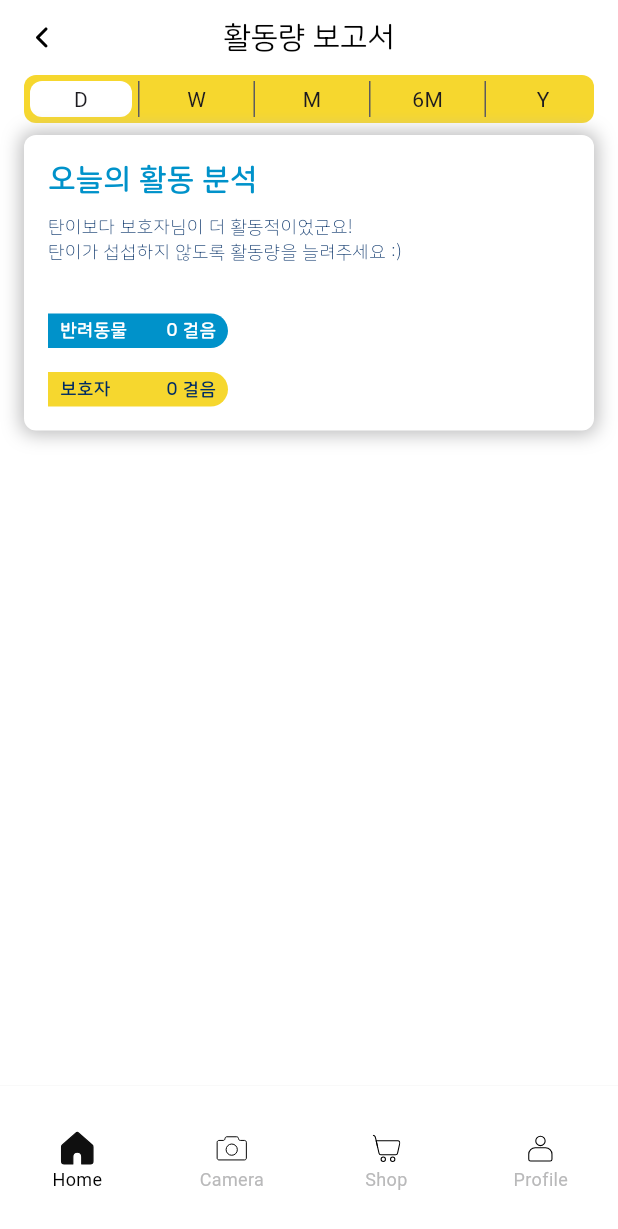
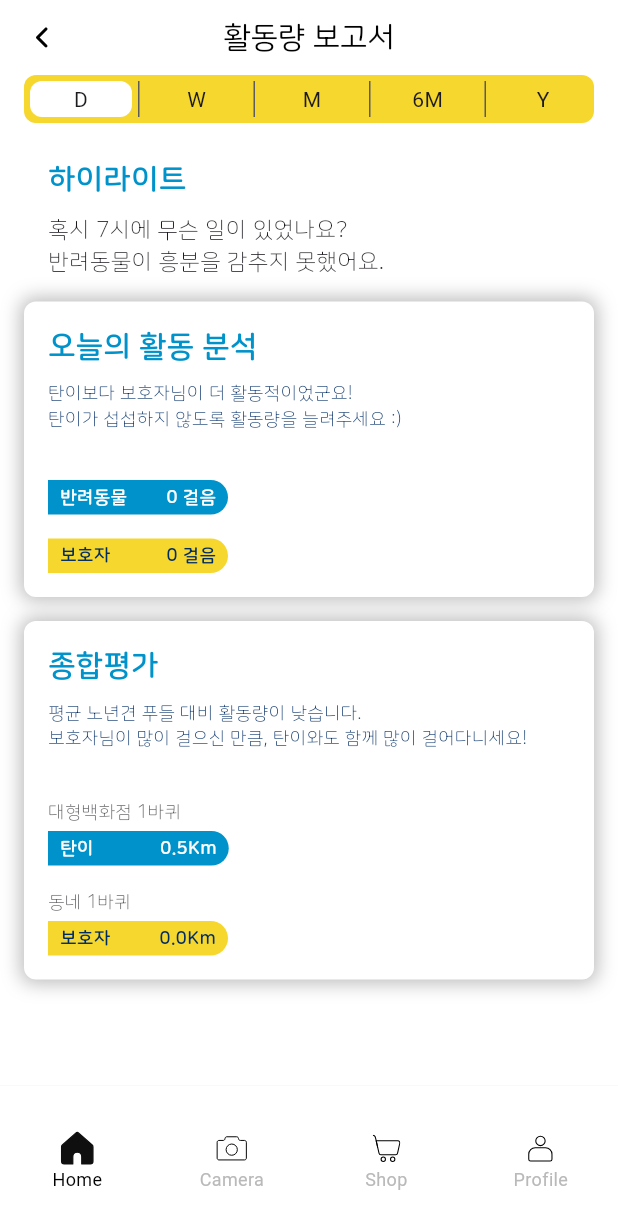
Before and after one commit to pet-buddy/PetBuddy_Frontend_Flutter, a Flutter app: the HomeActivityReportScreen screen opened by its route, on a phone screen of 412 x 824 dp. Shown: the top 1229 px of the screen. Run offline on Flutter 3.47's test engine with Material 3 defaults, Android fonts, the phone set to English and light mode, and no system bars; our stand-ins replace dio, flutter_riverpod, flutter_secure_storage, flutter_svg, go_router, retrofit; accounts and stored records are empty; generated files the repository leaves out were written again; statements that could not run were skipped.

Commit message:
feat:반려동물추가화면생성,내프로필수정이벤트적용완료,활동량화면추가

```diff
--- a/lib/data/model/model.dart
+++ b/lib/data/model/model.dart
@@ -4,3 +4,6 @@ export 'common_response_map_model.dart';
 
 // 로그인 관련 모델
 export 'request_email_login_model.dart';
+
+// 마이페이지 관련 모델
+export 'request_my_profile_update_model.dart';
--- a/lib/data/provider/provider.dart
+++ b/lib/data/provider/provider.dart
@@ -6,3 +6,7 @@ export 'email_login_input_provider.dart';
 
 // 홈 관련 Provider
 export 'home_activity_report_period_select_provider.dart';
+
+// 마이페이지 관련 Provider
+export 'my_profile_health_info_button_provider.dart';
+export 'my_profile_input_provider.dart';
--- a/lib/route/go_router.dart
+++ b/lib/route/go_router.dart
@@ -106,6 +106,14 @@ final router = GoRouter(
                 return const NoTransitionPage(child: MyProfileUpdateScreen());
               },
             ),
+            GoRoute(
+              parentNavigatorKey: shellNavigatorKey,
+              path: 'my_pet_add_screen',
+              name: 'my_pet_add_screen',
+              pageBuilder: (BuildContext context, GoRouterState state) {
+                return const NoTransitionPage(child: MyPetAddScreen());
+              },
+            ),
           ]
         ),
       ],
--- a/lib/screens/home/home_activity_report_screen.dart
+++ b/lib/screens/home/home_activity_report_screen.dart
@@ -1,6 +1,5 @@
 import 'package:flutter/material.dart';
 import 'package:flutter_riverpod/flutter_riverpod.dart';
-import 'package:flutter_svg/flutter_svg.dart';
 import 'package:go_router/go_router.dart';
 import 'package:petbuddy_frontend_flutter/common/common.dart';
 import 'package:petbuddy_frontend_flutter/controller/controller.dart';
@@ -153,13 +152,41 @@ class HomeActivityReportScreenState extends ConsumerState<HomeActivityReportScre
                   ),
                   const SizedBox(height: 8,),
                   // 그래프
-
+                  Container(
+                    alignment: Alignment.topLeft,
+                    padding: const EdgeInsets.all(16),
+                    child: Column(
+                      crossAxisAlignment: CrossAxisAlignment.start,
+                      children: [
+                        Text(
+                          '하이라이트',
+                          style: CustomText.heading4.copyWith(
+                            color: CustomColor.blue03,
+                            fontWeight: FontWeight.bold,
+                          ),
+                        ),
+                        const SizedBox(height: 8,),
+                        const Text(
+                          '혹시 7시에 무슨 일이 있었나요?\n반려동물이 흥분을 감추지 못했어요.',
+                          style: CustomText.body11,
+                        ),
+                      ],
+                    ),
+                  ),
                   // 활동량 분석
                   HomeActivityReportContainer(
                     periodCode: homeActivityReportPeriodSelectState,
                     assessment: '탄이보다 보호자님이 더 활동적이었군요!\n탄이가 섭섭하지 않도록 활동량을 늘려주세요 :)'
                   ),
+                  const SizedBox(height: 16,),
                   // 종합평가
+                  HomeActivityReportTotalContainer(
+                    periodCode: homeActivityReportPeriodSelectState,
+                    evaluation: '평균 노년견 푸들 대비 활동량이 낮습니다.\n보호자님이 많이 걸으신 만큼, 탄이와도 함께 많이 걸어다니세요!',
+                    petName: '탄이',
+                    petActivity: '대형백화점 1바퀴',
+                    petActivityDistance: '0.5',
+                  ),
                 ],
               ),
             ),
--- a/lib/screens/home/widget/home_activity_report_container.dart
+++ b/lib/screens/home/widget/home_activity_report_container.dart
@@ -7,17 +7,17 @@ class HomeActivityReportContainer extends StatelessWidget {
     required this.periodCode,
     required this.assessment,
     this.petName,
-    this.petActivityLevel,
+    this.petActivitySteps,
     this.userName,
-    this.userActivityLevel,
+    this.userActivitySteps,
   });
 
   final String periodCode; // D, W, M, 6M, Y
   final String assessment; // 평가 텍스트
   final String? petName;
-  final String? petActivityLevel; // 반려동물 활동량
+  final String? petActivitySteps; // 반려동물 걸음수
   final String? userName;
-  final String? userActivityLevel; // 보호자 활동량
+  final String? userActivitySteps; // 보호자 걸음수
 
 
   @override
@@ -73,7 +73,7 @@ class HomeActivityReportContainer extends StatelessWidget {
           ),
           const SizedBox(height: 32,),
           Container(
-            width: 120 + double.parse(petActivityLevel ?? '0'),
+            width: 120 + double.parse(petActivitySteps ?? '0'),
             height: 23,
             padding: const EdgeInsets.symmetric(horizontal: 8),
             decoration: const BoxDecoration(
@@ -98,7 +98,7 @@ class HomeActivityReportContainer extends StatelessWidget {
                   ),
                 ),
                 Text(
-                  '${petActivityLevel ?? '0'} 걸음',
+                  '${petActivitySteps ?? '0'} 걸음',
                   style: CustomText.caption3.copyWith(
                     color: CustomColor.white,
                     fontWeight: FontWeight.bold,
@@ -109,7 +109,7 @@ class HomeActivityReportContainer extends StatelessWidget {
           ),
           const SizedBox(height: 16,),
           Container(
-            width: 120 + double.parse(petActivityLevel ?? '0'),
+            width: 120 + double.parse(userActivitySteps ?? '0'),
             height: 23,
             padding: const EdgeInsets.symmetric(horizontal: 8),
             decoration: const BoxDecoration(
@@ -133,7 +133,7 @@ class HomeActivityReportContainer extends StatelessWidget {
                   ),
                 ),
                 Text(
-                  '${petActivityLevel ?? '0'} 걸음',
+                  '${userActivitySteps ?? '0'} 걸음',
                   style: CustomText.caption3.copyWith(
                     color: CustomColor.blue01,
                     fontWeight: FontWeight.bold,
--- a/lib/screens/home/widget/home_activity_report_total_container.dart
+++ b/lib/screens/home/widget/home_activity_report_total_container.dart
@@ -0,0 +1,155 @@
+import 'package:flutter/material.dart';
+import 'package:petbuddy_frontend_flutter/common/const/const.dart';
+
+class HomeActivityReportTotalContainer extends StatelessWidget {
+  const HomeActivityReportTotalContainer({
+    super.key,
+    required this.periodCode,
+    required this.evaluation,
+    this.petName,
+    this.petActivity,
+    this.petActivityDistance,
+    this.userName,
+    this.userActivity,
+    this.userActivityDistance,
+  });
+
+  final String periodCode; // D, W, M, 6M, Y -> 혹시 몰라서 파라미터로 받음
+  final String evaluation; // 종합평가 텍스트
+  final String? petName;
+  final String? petActivity; // 반려동물 활동(명)
+  final String? petActivityDistance; // 반려동물 활동거리
+  final String? userName;
+  final String? userActivity; // 보호자 활동(명)
+  final String? userActivityDistance; // 보호자 활동거리
+
+
+  @override
+  Widget build(BuildContext context) {
+    return Container(
+      width: MediaQuery.of(context).size.width,
+      padding: const EdgeInsets.all(16),
+      constraints: const BoxConstraints(
+        minWidth: 344,
+        minHeight: 196,
+      ),
+      decoration: BoxDecoration(
+        color: CustomColor.white,
+        borderRadius: const BorderRadius.all(Radius.circular(8),),
+        boxShadow: [
+          BoxShadow(
+            color: CustomColor.gray04..withValues(alpha: 0.0),
+            spreadRadius: 2,
+            blurRadius: 10,
+            offset: const Offset(0, 0),
+          )
+        ],
+      ),
+      child: Column(
+        mainAxisAlignment: MainAxisAlignment.start,
+        crossAxisAlignment: CrossAxisAlignment.start,
+        children: [
+          Text(
+            '종합평가',
+            style: CustomText.heading4.copyWith(
+              color: CustomColor.blue03,
+              fontWeight: FontWeight.bold,
+            ),
+          ),
+          const SizedBox(height: 8,),
+          Text(
+            evaluation,
+            style: CustomText.caption3.copyWith(
+              color: CustomColor.blue01,
+            ),
+          ),
+          const SizedBox(height: 32,),
+          Text(
+            petActivity ?? '동네 1바퀴',
+            style: CustomText.caption3.copyWith(
+              color: CustomColor.gray02,
+            ),
+          ),
+          const SizedBox(height: 4,),
+          Container(
+            width: 120 + double.parse(petActivityDistance ?? '0.0'),
+            height: 23,
+            padding: const EdgeInsets.symmetric(horizontal: 8),
+            decoration: const BoxDecoration(
+              color: CustomColor.blue03,
+              borderRadius: BorderRadius.only(
+                topRight: Radius.circular(20),
+                bottomRight: Radius.circular(20),
+              ),
+            ),
+            child: Row(
+              mainAxisAlignment: MainAxisAlignment.spaceBetween,
+              children: [
+                SizedBox(
+                  width: 60,
+                  child: Text(
+                    petName ?? '반려동물',
+                    overflow: TextOverflow.ellipsis,
+                    style: CustomText.caption3.copyWith(
+                      color: CustomColor.white,
+                      fontWeight: FontWeight.bold,
+                    ),
+                  ),
+                ),
+                Text(
+                  '${petActivityDistance ?? '0.0'}Km',
+                  style: CustomText.caption3.copyWith(
+                    color: CustomColor.white,
+                    fontWeight: FontWeight.bold,
+                  ),
+                ),
+              ],
+            ),
+          ),
+          const SizedBox(height: 16,),
+          Text(
+            userActivity ?? '동네 1바퀴',
+            style: CustomText.caption3.copyWith(
+              color: CustomColor.gray02,
+            ),
+          ),
+          const SizedBox(height: 4,),
+          Container(
+            width: 120 + double.parse(userActivityDistance ?? '0.0'),
+            height: 23,
+            padding: const EdgeInsets.symmetric(horizontal: 8),
+            decoration: const BoxDecoration(
+              color: CustomColor.yellow03,
+              borderRadius: BorderRadius.only(
+                topRight: Radius.circular(20),
+                bottomRight: Radius.circular(20),
+              ),
+            ),
+            child: Row(
+              mainAxisAlignment: MainAxisAlignment.spaceBetween,
+              children: [
+                SizedBox(
+                  width: 60,
+                  child: Text(
+                    userName ?? '보호자',
+                    style: CustomText.caption3.copyWith(
+                      color: CustomColor.blue01,
+                      fontWeight: FontWeight.bold,
+                    ),
+                  ),
+                ),
+                Text(
+                  '${userActivityDistance ?? '0.0'}Km',
+                  style: CustomText.caption3.copyWith(
+                    color: CustomColor.blue01,
+                    fontWeight: FontWeight.bold,
+                  ),
+                ),
+              ],
+            ),
+          ),
+        ],
+      )
+    );
+  }
+}
--- a/pubspec.yaml
+++ b/pubspec.yaml
@@ -47,6 +47,8 @@ dependencies:
   # flutter_localization: ^0.2.3
   flutter_localizations:
     sdk: flutter
+  fl_chart: ^0.68.0
+  calendar_date_picker2: ^1.1.5
 
 dev_dependencies:
   flutter_test:
```
Also changed, not shown: lib/controller/my_controller.dart (+84 -0 lines), lib/data/model/request_my_profile_update_model.dart (added, +23 -0 lines), lib/data/provider/my_profile_health_info_button_provider.dart (added, +16 -0 lines), lib/data/provider/my_profile_input_provider.dart (added, +36 -0 lines), lib/data/provider/my_profile_update_button_provider.dart (added, +25 -0 lines), lib/screens/my/my_pet_add_screen.dart (+232 -0 lines), lib/screens/my/my_profile_update_screen.dart (+81 -15 lines), lib/screens/my/my_screen.dart (+8 -5 lines), lib/data/model/request_my_profile_update_model.g.dart (added), pubspec.lock.
